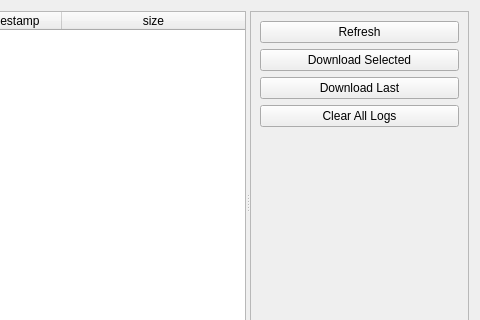
This is logswindow.ui in Enem-20/CGS as Qt 5 draws it before an edit; both pictures show x 150 to 630 and y 0 to 320 of the 630 by 477 pixel window. The edited form follows.
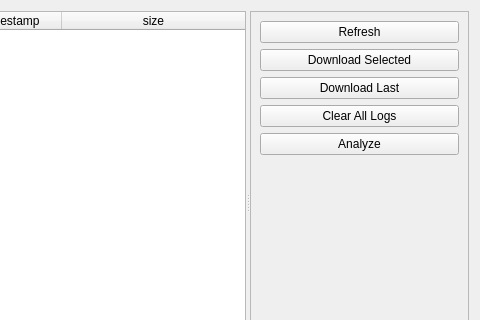
This is the edited form.

What changed in the file:
```diff
--- a/logswindow.ui
+++ b/logswindow.ui
@@ -90,6 +90,13 @@
          </property>
         </widget>
        </item>
+       <item>
+        <widget class="QPushButton" name="pushButton_6">
+         <property name="text">
+          <string>Analyze</string>
+         </property>
+        </widget>
+       </item>
        <item>
         <spacer name="verticalSpacer">
          <property name="orientation">
```
